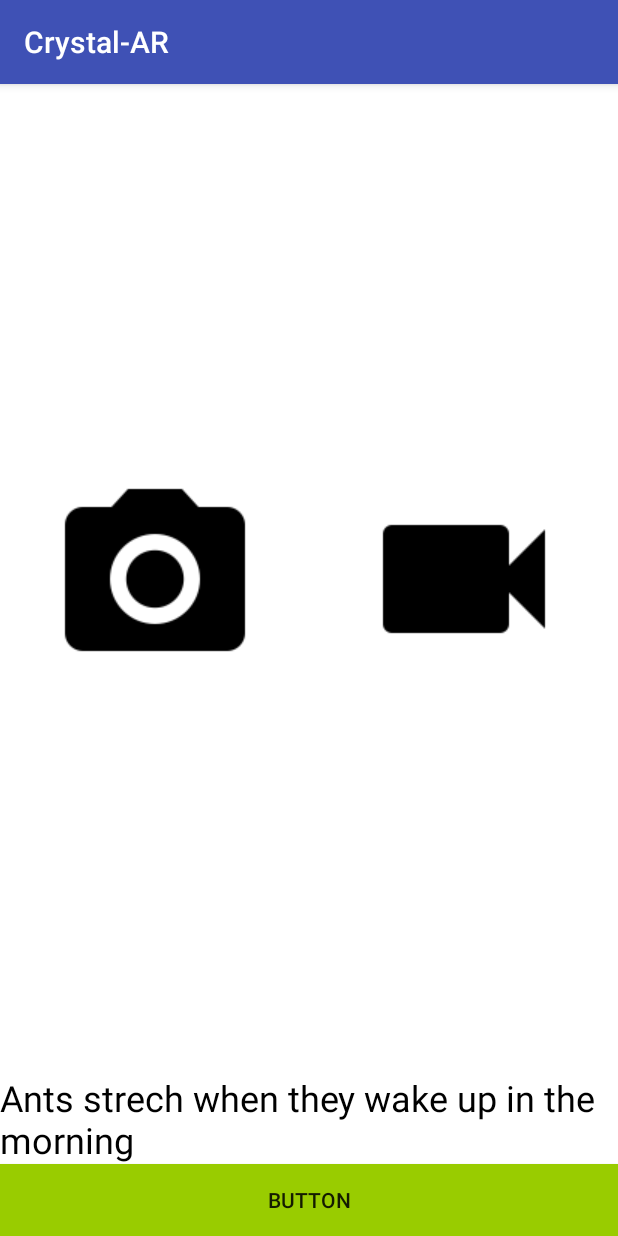
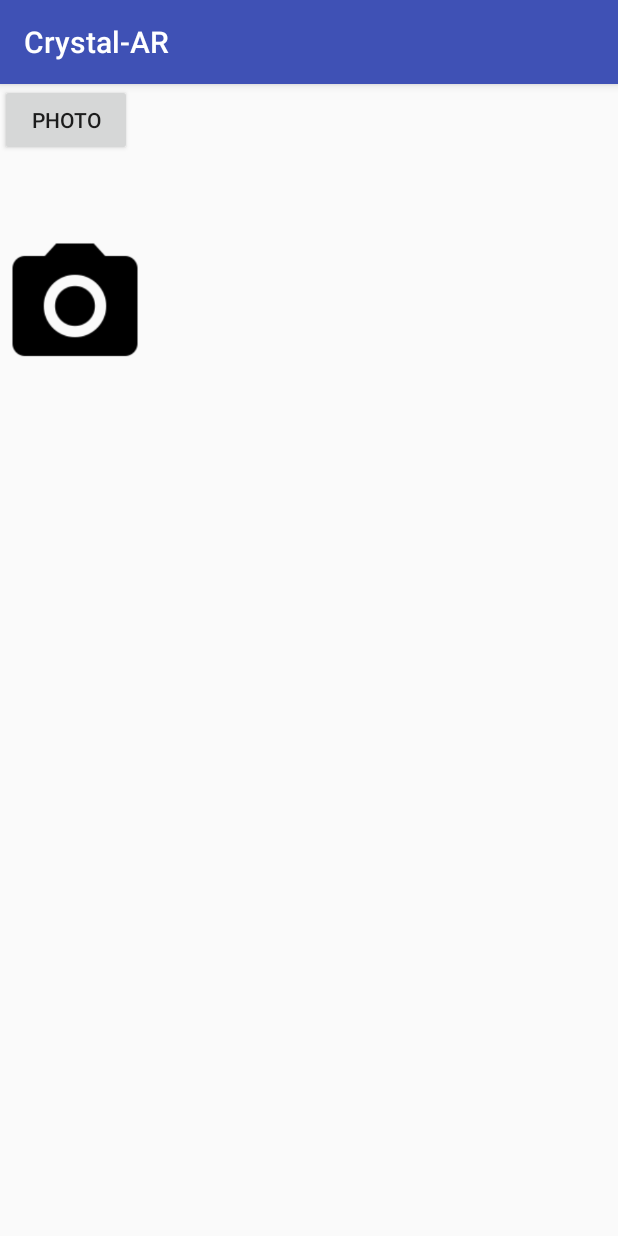
Before and after one commit to Crystal-AR/Crystal-AR, an Android app: the screen it shows after launch (MainActivity), on a phone screen of 412 x 824 dp. Run offline under Robolectric (Android 15) with nearby library versions, the phone set to English and light mode, and no system bars.

Commit message:
simplified camera

```diff
--- a/Crystal-AR/app/src/main/AndroidManifest.xml
+++ b/Crystal-AR/app/src/main/AndroidManifest.xml
@@ -15,7 +15,6 @@
         <activity android:name=".MainActivity">
             <intent-filter>
                 <action android:name="android.intent.action.MAIN" />
-
                 <category android:name="android.intent.category.LAUNCHER" />
             </intent-filter>
         </activity>
--- a/Crystal-AR/app/src/main/java/com/crystal_ar/crystal_ar/MainActivity.java
+++ b/Crystal-AR/app/src/main/java/com/crystal_ar/crystal_ar/MainActivity.java
@@ -1,138 +1,45 @@
 package com.crystal_ar.crystal_ar;
 
+import android.app.Activity;
 import android.content.Intent;
-import android.net.Uri;
-import android.nfc.Tag;
-import android.os.Environment;
-import android.provider.MediaStore;
+import android.graphics.Bitmap;
+import android.graphics.BitmapFactory;
+import android.graphics.Matrix;
+import android.graphics.Paint;
 import android.support.v7.app.AppCompatActivity;
 import android.os.Bundle;
-import android.util.Log;
 import android.view.View;
 import android.widget.Button;
 import android.widget.ImageView;
-import android.widget.TextView;
-import android.widget.Toast;
 
-
-import com.squareup.picasso.Picasso;
-
-import java.io.File;
-import java.io.IOException;
-import java.text.SimpleDateFormat;
-import java.util.Date;
-
-import butterknife.ButterKnife;
-import butterknife.OnClick;
-
-
+import java.util.Set;
 
 public class MainActivity extends AppCompatActivity {
 
-    public static final int REQUEST_TAKE_PHOTO = 0;
-    public static final int REQUEST_TAKE_VIDEO = 1;
-    public static final int REQUEST_PICK_PHOTO = 2;
-    public static final int REQUEST_PICK_VIDEO = 3;
-
-    public static final int MEDIA_TYPE_IMAGE = 4;
-    public static final int MEDIA_TYPE_VIDEO = 5;
-
-    public static final String TAG = MainActivity.class.getSimpleName();
-
-    private TextView mFactTextView;
-    private Button mShowFactButton;
-
-    private Uri mMediaUri;
+    private static final int CAMERA_REQUEST = 1888;
+    private ImageView imageView;
 
     @Override
     protected void onCreate(Bundle savedInstanceState) {
         super.onCreate(savedInstanceState);
         setContentView(R.layout.activity_main);
-        ButterKnife.bind(this);
 
-        mFactTextView = (TextView) findViewById(R.id.factTextView);
-        mShowFactButton = (Button) findViewById(R.id.showFactButton);
+        this.imageView = (ImageView)this.findViewById(R.id.imageView1);
+        Button photoButton = (Button) this.findViewById(R.id.button1);
+        photoButton.setOnClickListener(new View.OnClickListener() {
 
-        View.OnClickListener listener = new View.OnClickListener() {
             @Override
-            public void onClick(View view) {
-                // update textview with new fact
-                String fact = "Ostriches can run faster than horses.";
-                mFactTextView.setText(fact);
+            public void onClick(View v) {
+                Intent cameraIntent = new Intent(android.provider.MediaStore.ACTION_IMAGE_CAPTURE);
+                startActivityForResult(cameraIntent, CAMERA_REQUEST);
             }
-        };
-        mShowFactButton.setOnClickListener(listener);
+        });
     }
 
-    @OnClick(R.id.takePhoto)
-    void takePhoto(){
-        mMediaUri = getOutputMediaFileUri(MEDIA_TYPE_IMAGE);
-        if (mMediaUri == null){
-            Toast.makeText(this,
-                    "There was a problem acccessing your device's external storage.",
-                    Toast.LENGTH_LONG).show();
-        }
-        else {
-            mMediaUri = getOutputMediaFileUri(MEDIA_TYPE_IMAGE);
-            Intent takePhotoIntent = new Intent(MediaStore.ACTION_IMAGE_CAPTURE);
-            takePhotoIntent.putExtra(MediaStore.EXTRA_OUTPUT, mMediaUri);
-            startActivityForResult(takePhotoIntent, REQUEST_TAKE_PHOTO);
-        }
-    }
-
-    @OnClick(R.id.takeVideo)
-    void takeVideo(){
-        Intent takeVideoIntent = new Intent(MediaStore.ACTION_VIDEO_CAPTURE);
-        startActivityForResult(takeVideoIntent, REQUEST_TAKE_VIDEO);
-    }
-
-    private Uri getOutputMediaFileUri(int mediaType) {
-        // check for external storage
-        if (isExternalStorageAvailable()) {
-            // Get external storage directory
-            File mediaStorageDir = getExternalFilesDir(Environment.DIRECTORY_PICTURES);
-
-            // create file name
-            String fileName = "";
-            String fileType = "";
-            String timeStamp = new SimpleDateFormat("yyyyMMdd_HHmmss").format(new Date());
-
-            if (mediaType == MEDIA_TYPE_IMAGE) {
-                fileName = "IMG_"+ timeStamp;
-                fileType = ".jpg";
-            } else if(mediaType == MEDIA_TYPE_VIDEO) {
-                fileName = "VID_"+ timeStamp;
-                fileType = ".mp4";
-            } else {
-                return null;
-            }
-
-            // Create file
-            try {
-                File mediaFile = File.createTempFile(fileName, fileType, mediaStorageDir);
-                Log.i(TAG, "File: " + Uri.fromFile(mediaFile));
-
-                // return the file URI
-                return Uri.fromFile(mediaFile);
-            }
-
-            catch (IOException e) {
-                Log.e(TAG, "Error creaking file: " + mediaStorageDir.getAbsolutePath() +fileName + fileType);
-            }
-        }
-
-        // something went wrong
-        return null;
-
-    }
-
-    private boolean isExternalStorageAvailable(){
-        String state = Environment.getExternalStorageState();
-        if (Environment.MEDIA_MOUNTED.equals(state)){
-            return true;
-        }
-        else {
-            return false;
+    protected void onActivityResult(int requestCode, int resultCode, Intent data) {
+        if (requestCode == CAMERA_REQUEST && resultCode == Activity.RESULT_OK) {
+            Bitmap photo = (Bitmap) data.getExtras().get("data");
+            imageView.setImageBitmap(photo);
         }
     }
 }
--- a/Crystal-AR/app/src/main/res/layout/activity_main.xml
+++ b/Crystal-AR/app/src/main/res/layout/activity_main.xml
@@ -1,57 +1,10 @@
 <?xml version="1.0" encoding="utf-8"?>
-<LinearLayout
-    xmlns:android="http://schemas.android.com/apk/res/android"
-    xmlns:tools="http://schemas.android.com/tools"
-    android:layout_width="match_parent"
-    android:layout_height="match_parent"
-    tools:context="com.crystal_ar.crystal_ar.MainActivity"
-    android:orientation="vertical"
-    android:background="@android:color/white">
-
-    <LinearLayout
-        android:layout_width="match_parent"
-        android:layout_height="match_parent"
-        android:orientation="horizontal"
-        android:layout_weight="1">
-
-        <ImageView
-            android:id="@+id/takePhoto"
-            android:layout_width="match_parent"
-            android:layout_height="match_parent"
-            android:layout_weight="1"
-            android:src="@drawable/ic_camera_alt_black_48dp"
-            android:scaleType="centerInside"/>
-
-        <ImageView
-            android:id="@+id/takeVideo"
-            android:layout_width="match_parent"
-            android:layout_height="match_parent"
-            android:layout_weight="1"
-            android:src="@drawable/ic_videocam_black_48dp"
-            android:scaleType="centerInside"/>
-
-    </LinearLayout>
-    <TextView
-        android:text="Ants strech when they wake up in the morning"
-        android:layout_width="wrap_content"
-        android:layout_height="wrap_content"
-        android:layout_centerVertical="true"
-        android:layout_alignParentLeft="true"
-        android:layout_alignParentStart="true"
-        android:id="@+id/factTextView"
-        android:textSize="24sp"
-        android:textColor="@android:color/black" />
-
-    <Button
-        android:text="Button"
-        android:layout_width="match_parent"
-        android:layout_height="wrap_content"
-        android:layout_alignParentBottom="true"
-        android:layout_centerHorizontal="true"
-        android:id="@+id/showFactButton"
-        android:textSize="14sp"
-        android:background="@android:color/holo_green_light" />
-
-
+<LinearLayout xmlns:android="http://schemas.android.com/apk/res/android"
+              android:orientation="vertical"
+              android:layout_width="fill_parent"
+              android:layout_height="fill_parent"
+    >
+    <Button android:id="@+id/button1" android:layout_width="wrap_content" android:layout_height="wrap_content" android:text="photo"></Button>
+    <ImageView android:id="@+id/imageView1" android:layout_height="200dp" android:src="@drawable/ic_camera_alt_black_48dp" android:layout_width="100dp"></ImageView>
 
 </LinearLayout>
```
Also changed, not shown: Crystal-AR/app/src/main/java/com/crystal_ar/crystal_ar/ViewImageActivity.java (deleted, +0 -30 lines), Crystal-AR/crystal-ar/src/main/java/com/crystal_ar/crystal_ar/CrystalAR.java (+10 -27 lines).
